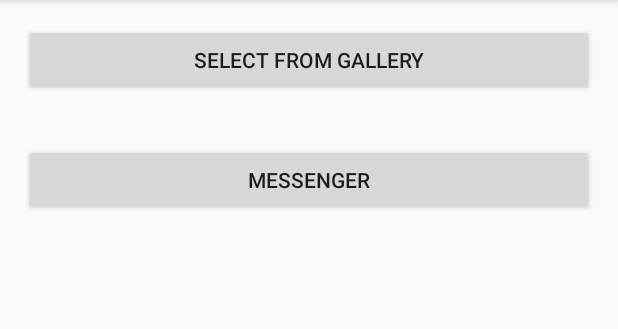
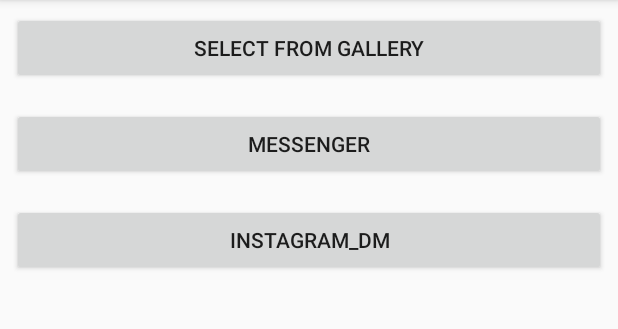
Before and after one commit to kaelaela/AndroidImageGallerySample, an Android app: the screen it shows after launch (MainActivity), on a phone screen of 412 x 824 dp, the part 84-413 px from its top. Run offline under Robolectric (Android 15) with nearby library versions, the phone set to English and light mode, and no system bars; libraries missing offline, so code that uses them is left out: com.facebook.drawee; 1 statement that could not run was skipped.

Commit message:
Add instagram direct message sample

```diff
--- a/app/src/main/java/me/kaelaela/gallerysample/GalleryActivity.java
+++ b/app/src/main/java/me/kaelaela/gallerysample/GalleryActivity.java
@@ -18,7 +18,7 @@ import android.widget.Toast;
 
 public class GalleryActivity extends AppCompatActivity {
 
-    private final int COLUMN_COUNT = 4;
+    private final int COLUMN_COUNT = 3;
     private ImageListAdapter adapter;
     private FloatingActionButton fab;
 
--- a/app/src/main/java/me/kaelaela/gallerysample/MainActivity.java
+++ b/app/src/main/java/me/kaelaela/gallerysample/MainActivity.java
@@ -1,20 +1,28 @@
 package me.kaelaela.gallerysample;
 
+import android.graphics.Point;
 import android.os.Bundle;
 import android.support.annotation.NonNull;
 import android.support.design.widget.BottomSheetBehavior;
+import android.support.design.widget.FloatingActionButton;
+import android.support.design.widget.Snackbar;
 import android.support.v4.content.PermissionChecker;
 import android.support.v7.app.AppCompatActivity;
+import android.support.v7.widget.GridLayoutManager;
 import android.support.v7.widget.LinearLayoutManager;
 import android.support.v7.widget.RecyclerView;
+import android.view.Display;
 import android.view.View;
+import android.widget.Toast;
 
-import static android.support.design.widget.BottomSheetBehavior.STATE_EXPANDED;
+import static android.support.design.widget.BottomSheetBehavior.STATE_COLLAPSED;
 import static android.support.design.widget.BottomSheetBehavior.STATE_HIDDEN;
 
 public class MainActivity extends AppCompatActivity {
 
-    private MessengerImageListAdapter adapter;
+    private static final int COLUMN_COUNT = 3;
+    private AbstractListAdapter<String> adapter;
+    private FloatingActionButton fab;
 
     @Override
     protected void onCreate(Bundle savedInstanceState) {
@@ -27,38 +35,87 @@ public class MainActivity extends AppCompatActivity {
             }
         });
 
-        final View bottomSheet = findViewById(R.id.messenger_bottom_sheet);
+        final View bottomSheet = findViewById(R.id.gallery_bottom_sheet);
         final BottomSheetBehavior behavior = BottomSheetBehavior.from(bottomSheet);
         behavior.setState(STATE_HIDDEN);
+        final RecyclerView recyclerView = (RecyclerView) findViewById(R.id.bottom_image_list);
         findViewById(R.id.messenger_button).setOnClickListener(new View.OnClickListener() {
             @Override
             public void onClick(View v) {
+                adapter = new MessengerImageListAdapter(new MessengerImageListAdapter.OnItemClickListener() {
+                    @Override
+                    public void onItemClick() {
+                        behavior.setState(STATE_HIDDEN);
+                    }
+                });
+                recyclerView.setLayoutManager(new LinearLayoutManager(MainActivity.this,
+                        LinearLayoutManager.HORIZONTAL, false));
+                recyclerView.setAdapter(adapter);
+                findViewById(R.id.tools_layout).setVisibility(View.GONE);
                 switch (behavior.getState()) {
-                    case STATE_EXPANDED:
+                    case STATE_COLLAPSED:
                         behavior.setState(STATE_HIDDEN);
                         break;
                     case STATE_HIDDEN:
-                        behavior.setState(STATE_EXPANDED);
+                        behavior.setState(STATE_COLLAPSED);
                         break;
                 }
             }
         });
-        final RecyclerView recyclerView = (RecyclerView) findViewById(R.id.messenger_image_list);
-        final LinearLayoutManager manager = new LinearLayoutManager(this, LinearLayoutManager.HORIZONTAL, false);
-        recyclerView.setLayoutManager(manager);
-        adapter = new MessengerImageListAdapter(new MessengerImageListAdapter.OnItemClickListener() {
+        fab = (FloatingActionButton) findViewById(R.id.main_fab);
+        fab.hide();
+        fab.setOnClickListener(new View.OnClickListener() {
             @Override
-            public void onItemClick() {
+            public void onClick(View view) {
+                fab.hide();
+                Toast.makeText(view.getContext(), "画像を送信しました", Toast.LENGTH_SHORT).show();
                 behavior.setState(STATE_HIDDEN);
             }
         });
-        recyclerView.setAdapter(adapter);
+
+        Display display = getWindowManager().getDefaultDisplay();
+        final Point point = new Point();
+        display.getSize(point);
+        findViewById(R.id.insta_button).setOnClickListener(new View.OnClickListener() {
+            @Override
+            public void onClick(View v) {
+                adapter = new ImageListAdapter(point.x, COLUMN_COUNT, new ImageListAdapter.OnItemClickListener() {
+                    @Override
+                    public void onItemClick(int count) {
+                        if (count <= 0) {
+                            fab.hide();
+                        } else {
+                            fab.show();
+                        }
+                    }
+
+                    @Override
+                    public void onOverCount() {
+                        Snackbar.make(findViewById(R.id.bottom_image_list), "一度に送信できるのは5枚までです", Snackbar.LENGTH_SHORT).show();
+                    }
+                });
+                recyclerView.setLayoutManager(new GridLayoutManager(MainActivity.this, COLUMN_COUNT));
+                recyclerView.setAdapter(adapter);
+                findViewById(R.id.tools_layout).setVisibility(View.VISIBLE);
+                switch (behavior.getState()) {
+                    case STATE_COLLAPSED:
+                        behavior.setState(STATE_HIDDEN);
+                        break;
+                    case STATE_HIDDEN:
+                        behavior.setState(STATE_COLLAPSED);
+                        break;
+                }
+            }
+        });
+
         behavior.setBottomSheetCallback(new BottomSheetBehavior.BottomSheetCallback() {
             @Override
             public void onStateChanged(@NonNull View bottomSheet, int newState) {
-                if (newState == STATE_EXPANDED) {
+                if (newState == STATE_COLLAPSED) {
                     ContentUtil.setImageList(MainActivity.this, adapter);
                     recyclerView.scrollToPosition(0);
+                } else if (newState == STATE_HIDDEN) {
+                    fab.hide();
                 }
             }
 
@@ -68,11 +125,28 @@ public class MainActivity extends AppCompatActivity {
             }
         });
 
-        findViewById(R.id.expand_button).setOnClickListener(new View.OnClickListener() {
+        findViewById(R.id.close_button).setOnClickListener(new View.OnClickListener() {
+            @Override
+            public void onClick(View v) {
+                behavior.setState(STATE_HIDDEN);
+                fab.hide();
+            }
+        });
+
+        findViewById(R.id.camera_button).setOnClickListener(new View.OnClickListener() {
+            @Override
+            public void onClick(View view) {
+                Toast.makeText(view.getContext(), "カメラ起動", Toast.LENGTH_SHORT).show();
+                behavior.setState(STATE_HIDDEN);
+                fab.hide();
+            }
+        });
+        findViewById(R.id.photo_library_button).setOnClickListener(new View.OnClickListener() {
             @Override
             public void onClick(View v) {
                 behavior.setState(STATE_HIDDEN);
                 startActivity(GalleryActivity.getIntent(v.getContext()));
+                fab.hide();
             }
         });
     }
--- a/app/src/main/res/layout/activity_gallery.xml
+++ b/app/src/main/res/layout/activity_gallery.xml
@@ -19,6 +19,7 @@
             android:layout_gravity="bottom|end"
             app:fabSize="normal"
             app:useCompatPadding="true"
+            android:src="@drawable/ic_file_upload_white_24dp"
             />
 
 </FrameLayout>
--- a/app/src/main/res/layout/activity_main.xml
+++ b/app/src/main/res/layout/activity_main.xml
@@ -17,7 +17,7 @@
                 android:id="@+id/gallery_button"
                 android:layout_width="match_parent"
                 android:layout_height="wrap_content"
-                android:layout_margin="16dp"
+                android:layout_margin="8dp"
                 android:text="select from gallery"
                 />
 
@@ -25,37 +25,88 @@
                 android:id="@+id/messenger_button"
                 android:layout_width="match_parent"
                 android:layout_height="wrap_content"
-                android:layout_below="@id/gallery_button"
-                android:layout_margin="16dp"
+                android:layout_margin="8dp"
                 android:text="messenger"
+                />
+
+        <Button
+                android:id="@+id/insta_button"
+                android:layout_width="match_parent"
+                android:layout_height="wrap_content"
+                android:layout_margin="8dp"
+                android:text="instagram_dm"
                 />
 
     </LinearLayout>
 
-    <FrameLayout
-            android:id="@+id/messenger_bottom_sheet"
+    <RelativeLayout
+            android:id="@+id/gallery_bottom_sheet"
             android:layout_width="match_parent"
-            android:layout_height="240dp"
+            android:layout_height="348dp"
+            android:background="@android:color/white"
+            android:orientation="vertical"
             app:behavior_hideable="true"
             app:layout_behavior="@string/bottom_sheet_behavior"
             >
 
+        <LinearLayout
+                android:id="@+id/tools_layout"
+                android:layout_width="match_parent"
+                android:layout_height="48dp"
+                android:background="@android:color/white"
+                android:visibility="gone"
+                >
+
+            <ImageButton
+                    android:id="@+id/close_button"
+                    android:layout_width="48dp"
+                    android:layout_height="48dp"
+                    android:background="@android:color/transparent"
+                    android:src="@drawable/ic_close_black_24dp"
+                    />
+
+            <ImageButton
+                    android:id="@+id/photo_library_button"
+                    android:layout_width="48dp"
+                    android:layout_height="48dp"
+                    android:background="@android:color/transparent"
+                    android:src="@drawable/ic_photo_library_black_24dp"
+                    />
+
+            <View
+                    android:layout_width="0dp"
+                    android:layout_height="match_parent"
+                    android:layout_weight="1"
+                    />
+
+            <ImageButton
+                    android:id="@+id/camera_button"
+                    android:layout_width="48dp"
+                    android:layout_height="48dp"
+                    android:background="@android:color/transparent"
+                    android:src="@drawable/ic_photo_camera_black_24dp"
+                    />
+
+        </LinearLayout>
+
         <android.support.v7.widget.RecyclerView
-                android:id="@+id/messenger_image_list"
+                android:id="@+id/bottom_image_list"
                 android:layout_width="match_parent"
-                android:layout_height="240dp"
+                android:layout_height="match_parent"
+                android:layout_below="@id/tools_layout"
                 />
 
-        <Button
-                android:id="@+id/expand_button"
-                android:layout_width="48dp"
-                android:layout_height="48dp"
-                android:layout_gravity="bottom|start"
-                android:layout_margin="24dp"
-                android:background="@drawable/shape_circle"
-                android:text="一覧"
-                />
+    </RelativeLayout>
 
-    </FrameLayout>
+    <android.support.design.widget.FloatingActionButton
+            android:id="@+id/main_fab"
+            android:layout_width="wrap_content"
+            android:layout_height="wrap_content"
+            android:layout_gravity="bottom|end"
+            app:fabSize="normal"
+            android:layout_margin="24dp"
+            app:useCompatPadding="true"
+            android:src="@drawable/ic_file_upload_white_24dp"
+            />
 
 </android.support.design.widget.CoordinatorLayout>
--- a/app/src/main/res/values/dimens.xml
+++ b/app/src/main/res/values/dimens.xml
@@ -2,4 +2,5 @@
     <dimen name="activity_horizontal_margin">16dp</dimen>
     <dimen name="activity_vertical_margin">16dp</dimen>
     <dimen name="messenger_thumbnail_side">240dp</dimen>
+    <dimen name="bottom_sheet_height">348dp</dimen>
 </resources>
```
Also changed, not shown: app/src/main/res/layout/item_messenger_thumbnail.xml (+4 -4 lines).
